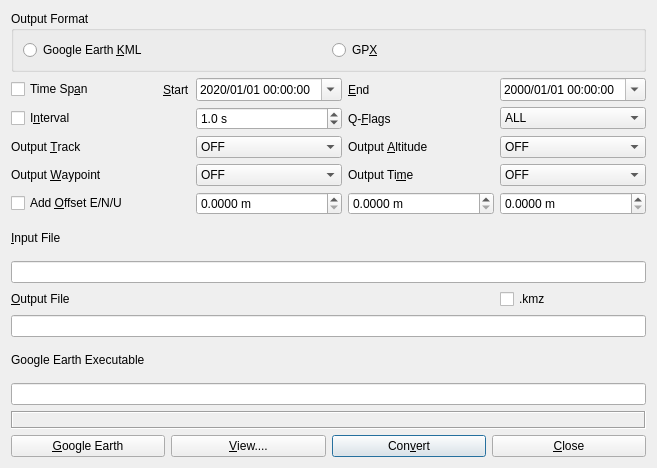
Above: app/qtapp/rtkpost_qt/kmzconv.ui from rtklibexplorer/RTKLIB before the change. Below: the same form after it.
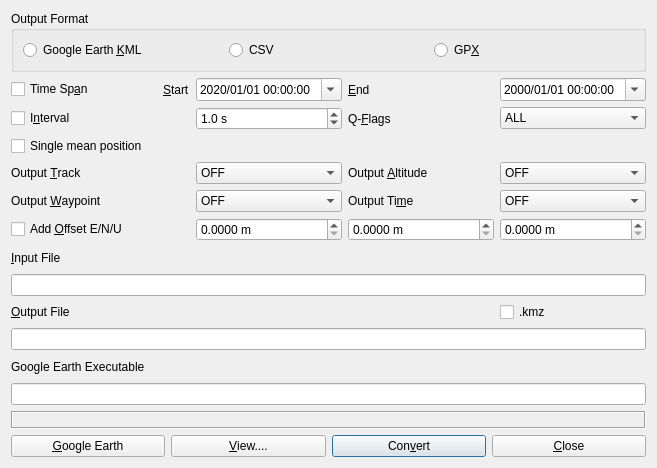
That is the form after the change. Icons and pictures are not drawn.

Commit message:
pos2kml: option for single mean position and CSV output
Add the option to readsolt() to return a single mean position, and to
pos2kml to output a CSV file. Also an option to give the lat/lon order
for the CSV file, and an option to name the point.

Diff of the .ui file:
```diff
--- a/app/qtapp/rtkpost_qt/kmzconv.ui
+++ b/app/qtapp/rtkpost_qt/kmzconv.ui
@@ -11,7 +11,7 @@
    </rect>
   </property>
   <property name="windowTitle">
-   <string>KML/GPX Converter</string>
+   <string>KML/CSV/GPX Converter</string>
   </property>
   <layout class="QVBoxLayout" name="verticalLayout">
    <item>
@@ -32,7 +32,7 @@
       <property name="bottomMargin">
        <number>0</number>
       </property>
-      <item row="6" column="0">
+      <item row="7" column="0">
        <widget class="QLabel" name="lblOutputWaypoint">
         <property name="toolTip">
          <string/>
@@ -94,7 +94,7 @@
         </property>
        </widget>
       </item>
-      <item row="14" column="0" colspan="5">
+      <item row="15" column="0" colspan="5">
        <widget class="QLineEdit" name="lEOutputFile">
         <property name="toolTip">
          <string>Output filename</string>
@@ -107,7 +107,7 @@
         </property>
        </widget>
       </item>
-      <item row="13" column="4">
+      <item row="14" column="4">
        <widget class="QCheckBox" name="cBCompress">
         <property name="toolTip">
          <string/>
@@ -130,7 +130,7 @@
         </property>
        </widget>
       </item>
-      <item row="13" column="0" colspan="2">
+      <item row="14" column="0" colspan="2">
        <widget class="QLabel" name="lblOutputFile">
         <property name="text">
          <string>&amp;Output File</string>
@@ -140,7 +140,7 @@
         </property>
        </widget>
       </item>
-      <item row="5" column="2">
+      <item row="6" column="2">
        <widget class="QComboBox" name="cBTrackColor">
         <property name="toolTip">
          <string/>
@@ -177,7 +177,7 @@
         </item>
        </widget>
       </item>
-      <item row="8" column="0" colspan="2">
+      <item row="9" column="0" colspan="2">
        <widget class="QCheckBox" name="cBAddOffset">
         <property name="toolTip">
          <string/>
@@ -187,7 +187,7 @@
         </property>
        </widget>
       </item>
-      <item row="6" column="2">
+      <item row="7" column="2">
        <widget class="QComboBox" name="cBPointColor">
         <property name="toolTip">
          <string/>
@@ -234,7 +234,7 @@
         </property>
        </widget>
       </item>
-      <item row="5" column="0">
+      <item row="6" column="0">
        <widget class="QLabel" name="lblOutputTrack">
         <property name="toolTip">
          <string/>
@@ -247,7 +247,7 @@
         </property>
        </widget>
       </item>
-      <item row="9" column="0">
+      <item row="10" column="0">
        <widget class="QLabel" name="lblInputFile">
         <property name="toolTip">
          <string/>
@@ -315,7 +315,7 @@
         </item>
        </widget>
       </item>
-      <item row="5" column="4">
+      <item row="6" column="4">
        <widget class="QComboBox" name="cBOutputAltitude">
         <property name="enabled">
          <bool>true</bool>
@@ -340,7 +340,7 @@
         </item>
        </widget>
       </item>
-      <item row="6" column="4">
+      <item row="7" column="4">
        <widget class="QComboBox" name="cBOutputTime">
         <property name="toolTip">
          <string/>
@@ -367,7 +367,7 @@
         </item>
        </widget>
       </item>
-      <item row="6" column="3">
+      <item row="7" column="3">
        <widget class="QLabel" name="lblOutputTime">
         <property name="toolTip">
          <string/>
@@ -380,7 +380,7 @@
         </property>
        </widget>
       </item>
-      <item row="16" column="0" colspan="2">
+      <item row="17" column="0" colspan="2">
        <widget class="QLabel" name="lblGEExecutable">
         <property name="text">
          <string>Google Earth Executable</string>
@@ -390,7 +390,7 @@
         </property>
        </widget>
       </item>
-      <item row="8" column="2" colspan="3">
+      <item row="9" column="2" colspan="3">
        <widget class="QWidget" name="wgOffset" native="true">
         <layout class="QHBoxLayout" name="horizontalLayout_2">
          <property name="leftMargin">
@@ -447,7 +447,7 @@
         </layout>
        </widget>
       </item>
-      <item row="18" column="0" colspan="5">
+      <item row="19" column="0" colspan="5">
        <widget class="QLabel" name="lblMessage">
         <property name="sizePolicy">
          <sizepolicy hsizetype="Preferred" vsizetype="Fixed">
@@ -482,7 +482,7 @@
         </property>
        </widget>
       </item>
-      <item row="5" column="3">
+      <item row="6" column="3">
        <widget class="QLabel" name="lblOutputAltitude">
         <property name="toolTip">
          <string/>
@@ -505,7 +505,17 @@
         </property>
        </widget>
       </item>
-      <item row="17" column="0" colspan="5">
+      <item row="5" column="0" colspan="2">
+       <widget class="QCheckBox" name="cBSingleMean">
+        <property name="toolTip">
+         <string/>
+        </property>
+        <property name="text">
+         <string>Single mean position</string>
+        </property>
+       </widget>
+      </item>
+      <item row="18" column="0" colspan="5">
        <widget class="QLineEdit" name="lEGoogleEarthFile">
         <property name="toolTip">
          <string/>
@@ -515,7 +525,7 @@
         </property>
        </widget>
       </item>
-      <item row="12" column="0" colspan="5">
+      <item row="13" column="0" colspan="5">
        <widget class="QLineEdit" name="lEInputFile">
         <property name="toolTip">
          <string/>
@@ -539,6 +549,13 @@
           </widget>
          </item>
          <item row="0" column="1">
+          <widget class="QRadioButton" name="rBFormatCSV">
+           <property name="text">
+            <string>CSV</string>
+           </property>
+          </widget>
+         </item>
+         <item row="0" column="2">
           <widget class="QRadioButton" name="rBFormatGPX">
            <property name="text">
             <string>GP&amp;X</string>
```
Left out of the diff: 1 changed line with no effect on the pictures. The commit also changes 12 other files.
